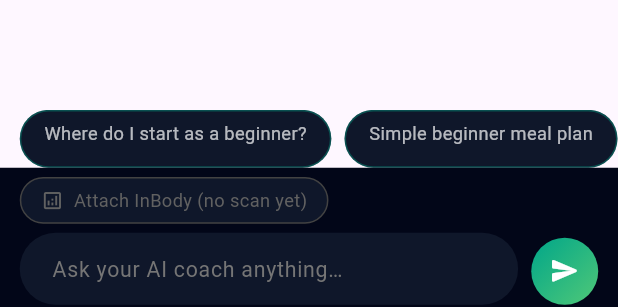
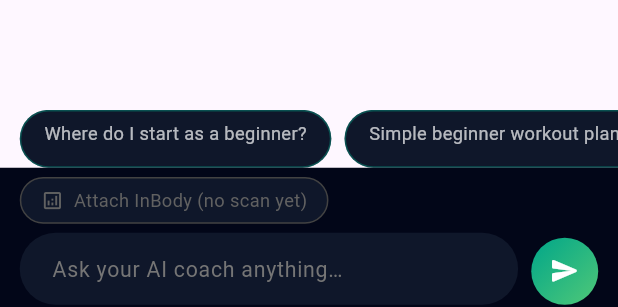
Before and after one commit to DeveloperAbdelhady1810/fitquad, a Flutter app: the AiTab widget shown alone on an empty page, opened directly, after a tap on "Where do I start as a beginner?", on a phone screen of 412 x 824 dp. Shown: the part 916-1223 px from the top of the screen. Run offline on Flutter 3.47's test engine with Material 3 defaults, Android fonts, the phone set to English and light mode, and no system bars; drawn by our look-alikes of flutter_markdown; our stand-ins replace bloc, confetti, equatable, firebase_core, firebase_messaging, fl_chart and 18 more; missing offline and left inert: health, mobile_scanner; accounts and stored records are empty; network calls fail; Roboto replaces fonts that are missing (Inter).

Commit message:
Upgrade AI coach to real data-driven plan generation
GeminiService (system prompt overhaul):
- Role now explicitly: NSCA-CSCS certified trainer + ISSN sports nutritionist
- Workout plans: must specify sets×reps, rest periods, coaching cues,
  named days, split logic based on days available and InBody metrics
- Nutrition plans: must calculate TDEE from real BMR×activity multiplier,
  exact protein from lean mass (2.0–2.2g/kg), fat/carbs derived — never
  vague advice
- InBody analysis: compares to healthy reference ranges, calculates exact
  fat-to-lose, protein targets pre-computed before sending to AI
- Health data rules: flags sedentary days, poor sleep, elevated HR with
  specific protocol recommendations
- Temperature reduced 0.7→0.5 for more precise outputs
- Token limit raised 512→1024 to allow full plan tables

AiMemberContext:
- healthSnapshot field added (steps, calories burned, HR, sleep)
- buildSystemPrompt: now includes smartwatch section with flags
  (⚠ sedentary, ⚠ poor sleep, ⚠ elevated HR) for AI to act on
- Gym attendance → activity multiplier shown to AI (×1.2–×1.725)
- InBody: pre-calculates protein target and fat-to-lose before injection
- Greeting: adapts to whether InBody + smartwatch data are present
- Suggested prompts: context-aware (e.g. "Build from my InBody" if scan exists)

AiTab:
- Now reads HealthCubit state and passes HealthSnapshot into context
- AI gets today's steps, sleep, heart rate, calories burned in every prompt

Co-Authored-By: Claude Sonnet 4.6 <noreply@anthropic.com>

```diff
--- a/lib/features/member/ai/ai_tab.dart
+++ b/lib/features/member/ai/ai_tab.dart
@@ -1,5 +1,7 @@
 import 'package:flutter/material.dart';
 import 'package:flutter_bloc/flutter_bloc.dart';
+import 'package:gym_app/core/cubit/health/health_cubit.dart';
+import 'package:gym_app/core/services/health_service.dart';
 import 'package:gym_app/core/theme/app_colors.dart';
 
 import '../ai/chat_bubble.dart';
@@ -52,14 +54,17 @@ class _AiTabState extends State<AiTab> {
     } catch (_) {}
   }
 
-  AiMemberContext _buildContext(MemberCubit memberCubit) {
+  AiMemberContext _buildContext(MemberCubit memberCubit, HealthState healthState) {
     final ms = memberCubit.state;
+    HealthSnapshot? snapshot;
+    if (healthState is HealthLoaded) snapshot = healthState.snapshot;
     return AiMemberContext(
-      member: ms is MemberLoaded ? ms.member : null,
-      latestInBody: _latestInBody,
-      workoutPlan: memberCubit.workoutPlan,
-      nutritionPlan: memberCubit.nutritionPlan,
-      weekCheckIns: memberCubit.weekCheckIns,
+      member:          ms is MemberLoaded ? ms.member : null,
+      latestInBody:    _latestInBody,
+      workoutPlan:     memberCubit.workoutPlan,
+      nutritionPlan:   memberCubit.nutritionPlan,
+      weekCheckIns:    memberCubit.weekCheckIns,
+      healthSnapshot:  snapshot,
     );
   }
 
@@ -84,10 +89,11 @@ class _AiTabState extends State<AiTab> {
 
   @override
   Widget build(BuildContext context) {
-    final memberCubit = context.watch<MemberCubit>();
-    final aiContext = _buildContext(memberCubit);
+    final memberCubit  = context.watch<MemberCubit>();
+    final healthState  = context.watch<HealthCubit>().state;
+    final aiContext    = _buildContext(memberCubit, healthState);
 
-    // Update cubit context every build (member may have just loaded)
+    // Update cubit context every build (member / health data may have just loaded)
     _cubit.updateContext(aiContext);
 
     return BlocProvider.value(
--- a/lib/features/member/ai/models/ai_member_context.dart
+++ b/lib/features/member/ai/models/ai_member_context.dart
@@ -1,4 +1,5 @@
 import 'package:gym_app/core/enums/member_type.dart';
+import 'package:gym_app/core/services/health_service.dart';
 import 'package:gym_app/features/member/data/models/member_model.dart';
 import 'package:gym_app/features/member/inbody/models/inbody_model.dart';
 import 'package:intl/intl.dart';
@@ -9,6 +10,7 @@ class AiMemberContext {
   final Map<String, dynamic>? workoutPlan;
   final Map<String, dynamic>? nutritionPlan;
   final List<double> weekCheckIns;
+  final HealthSnapshot? healthSnapshot; // today's smartwatch / Apple Health data
 
   const AiMemberContext({
     this.member,
@@ -16,142 +18,213 @@ class AiMemberContext {
     this.workoutPlan,
     this.nutritionPlan,
     this.weekCheckIns = const [],
+    this.healthSnapshot,
   });
 
   bool get hasInBody => latestInBody != null;
+  bool get hasHealth  => healthSnapshot != null &&
+      (healthSnapshot!.steps > 0 || healthSnapshot!.sleepHrs > 0 ||
+       healthSnapshot!.caloriesBurned > 0);
 
-  /// Builds the context prefix injected into every AI message.
+  // ── System prompt injected before every message ───────────────────────────
+
   String buildSystemPrompt({bool includeInBody = false}) {
     final buf = StringBuffer();
-    buf.writeln('[FITQUAD_MEMBER_CONTEXT — use this to personalise your response]');
+    buf.writeln('[FITQUAD_MEMBER_CONTEXT — use ALL of this data to personalise your response]');
 
+    // ── Member basics ────────────────────────────────────────────────────────
     if (member != null) {
       final m = member!;
-      if (m.name != null) buf.writeln('Member name: ${m.name}');
-      buf.writeln('Fitness goal: ${_goalLabel(m.type)}');
-      if (m.weight != null) buf.writeln('Current weight: ${m.weight!.toStringAsFixed(1)} kg');
-      if (m.age != null) buf.writeln('Age: ${m.age!.toInt()} years');
-      buf.writeln(
-          'Streak: ${m.streakDays} days  |  Level: ${m.level}  |  XP: ${m.xpPoints} pts');
+      buf.writeln('## Member Profile');
+      if (m.name  != null) buf.writeln('Name:          ${m.name}');
+      buf.writeln('Fitness goal:  ${_goalLabel(m.type)}');
+      if (m.weight != null) buf.writeln('Body weight:   ${m.weight!.toStringAsFixed(1)} kg');
+      if (m.age    != null) buf.writeln('Age:           ${m.age!.toInt()} yrs');
+      buf.writeln('Level:         ${m.level}  |  Streak: ${m.streakDays} days  |  XP: ${m.xpPoints}');
+      if (m.sleepHrs != null && m.sleepHrs! > 0) {
+        buf.writeln('Logged sleep:  ${m.sleepHrs!.toStringAsFixed(1)} hrs/night');
+      }
+      if (m.waterL  != null && m.waterL! > 0) {
+        buf.writeln('Logged water:  ${m.waterL!.toStringAsFixed(1)} L/day');
+      }
     }
 
+    // ── Gym attendance ────────────────────────────────────────────────────────
     if (weekCheckIns.isNotEmpty) {
-      const days = ['Mon', 'Tue', 'Wed', 'Thu', 'Fri', 'Sat', 'Sun'];
-      final summary = List.generate(
-        weekCheckIns.length.clamp(0, 7),
-        (i) => '${days[i]}${weekCheckIns[i] > 0 ? "✓" : "✗"}',
-      ).join('  ');
-      buf.writeln('This week\'s gym check-ins: $summary');
+      const days  = ['Mon','Tue','Wed','Thu','Fri','Sat','Sun'];
+      final total = weekCheckIns.where((v) => v > 0).length;
+      final row   = List.generate(weekCheckIns.length.clamp(0, 7),
+          (i) => '${days[i]}:${weekCheckIns[i] > 0 ? "✓" : "✗"}').join('  ');
+      buf.writeln('## Gym Attendance This Week ($total/7 days)');
+      buf.writeln(row);
+      // Derive activity multiplier
+      final multiplier = total >= 5 ? 1.725 : total >= 3 ? 1.55 : total >= 1 ? 1.375 : 1.2;
+      buf.writeln('Activity multiplier for TDEE: ×$multiplier');
     }
 
-    if (workoutPlan != null) {
-      final name = workoutPlan!['name'] as String? ?? 'Active Workout Plan';
-      buf.writeln('Workout plan: $name (active)');
+    // ── Smartwatch / Apple Health data ─────────────────────────────────────
+    if (hasHealth) {
+      final h = healthSnapshot!;
+      buf.writeln('## Smartwatch / Health Data (today)');
+      if (h.steps         > 0) buf.writeln('Steps:             ${_n(h.steps)}/day');
+      if (h.caloriesBurned > 0) buf.writeln('Calories burned:   ${h.caloriesBurned} kcal');
+      if (h.heartRateBpm  > 0) buf.writeln('Avg heart rate:    ${h.heartRateBpm} bpm');
+      if (h.sleepHrs      > 0) buf.writeln('Sleep last night:  ${h.sleepHrs.toStringAsFixed(1)} hrs');
+
+      // Flags the AI should act on
+      if (h.steps < 5000)       buf.writeln('⚠ Very sedentary day — include NEAT activities in plan');
+      if (h.sleepHrs > 0 && h.sleepHrs < 6) buf.writeln('⚠ Poor sleep — recovery is impaired; reduce intensity today');
+      if (h.heartRateBpm > 80)  buf.writeln('⚠ Elevated resting HR — add Zone 2 cardio to programme');
     }
 
+    // ── Active plans ─────────────────────────────────────────────────────────
+    if (workoutPlan != null) {
+      final title = workoutPlan!['title'] as String? ?? 'Active Workout Plan';
+      final days  = (workoutPlan!['days'] as List?)?.length ?? 0;
+      buf.writeln('## Current Workout Plan');
+      buf.writeln('Title: $title  ($days training days/week)');
+    }
     if (nutritionPlan != null) {
-      final kcal =
-          nutritionPlan!['daily_calories'] ?? nutritionPlan!['calories'];
-      buf.writeln(
-          'Nutrition plan: ${kcal != null ? "$kcal kcal / day" : "active"}');
+      final kcal    = nutritionPlan!['daily_calories'];
+      final protein = nutritionPlan!['protein_g'];
+      final carbs   = nutritionPlan!['carbs_g'];
+      final fat     = nutritionPlan!['fat_g'];
+      buf.writeln('## Current Nutrition Plan');
+      if (kcal != null) buf.write('Calories: ${kcal} kcal');
+      if (protein != null) buf.write('  Protein: ${protein}g');
+      if (carbs   != null) buf.write('  Carbs: ${carbs}g');
+      if (fat     != null) buf.write('  Fat: ${fat}g');
+      buf.writeln();
     }
 
+    // ── InBody scan (only when explicitly attached) ──────────────────────────
     if (includeInBody && latestInBody != null) {
-      final ib = latestInBody!;
-      final date = ib.recordedAt != null
-          ? DateFormat('d MMM yyyy').format(ib.recordedAt!)
-          : 'recent';
-      buf.write('InBody scan ($date):');
-      if (ib.weight != null) { buf.write(' Weight ${ib.weight!.toStringAsFixed(1)} kg'); }
-      if (ib.bmi != null) { buf.write(' · BMI ${ib.bmi!.toStringAsFixed(1)}'); }
-      if (ib.bodyFatPct != null) { buf.write(' · Body Fat ${ib.bodyFatPct!.toStringAsFixed(1)} %'); }
-      if (ib.muscleMass != null) { buf.write(' · Muscle Mass ${ib.muscleMass!.toStringAsFixed(1)} kg'); }
-      if (ib.fatMass != null) { buf.write(' · Fat Mass ${ib.fatMass!.toStringAsFixed(1)} kg'); }
-      if (ib.visceralFat != null) { buf.write(' · Visceral Fat ${ib.visceralFat!.toStringAsFixed(0)}'); }
-      if (ib.bmr != null) { buf.write(' · BMR ${ib.bmr!.toStringAsFixed(0)} kcal'); }
-      if (ib.inbodyScore != null) { buf.write(' · InBody Score ${ib.inbodyScore!.toStringAsFixed(0)}/100'); }
-      if (ib.fatFreeMass != null) { buf.write(' · Fat-Free Mass ${ib.fatFreeMass!.toStringAsFixed(1)} kg'); }
-      if (ib.targetWeight != null) { buf.write(' · Target Weight ${ib.targetWeight!.toStringAsFixed(1)} kg'); }
-      buf.writeln();
+      final ib  = latestInBody!;
+      final dt  = ib.recordedAt != null
+          ? DateFormat('d MMM yyyy').format(ib.recordedAt!) : 'recent';
+      buf.writeln('## InBody Scan ($dt) — USE THESE FOR EXACT CALCULATIONS');
+
+      if (ib.weight      != null) buf.writeln('Weight:          ${ib.weight!.toStringAsFixed(1)} kg');
+      if (ib.bodyFatPct  != null) buf.writeln('Body Fat:        ${ib.bodyFatPct!.toStringAsFixed(1)}%  (healthy: men 10–20%, women 18–28%)');
+      if (ib.muscleMass  != null) buf.writeln('Skeletal Muscle: ${ib.muscleMass!.toStringAsFixed(1)} kg');
+      if (ib.fatFreeMass != null) buf.writeln('Fat-Free Mass:   ${ib.fatFreeMass!.toStringAsFixed(1)} kg');
+      if (ib.fatMass     != null) buf.writeln('Fat Mass:        ${ib.fatMass!.toStringAsFixed(1)} kg');
+      if (ib.bmi         != null) buf.writeln('BMI:             ${ib.bmi!.toStringAsFixed(1)}');
+      if (ib.bmr         != null) buf.writeln('BMR:             ${ib.bmr!.toStringAsFixed(0)} kcal/day  ← USE THIS as calorie floor');
+      if (ib.visceralFat != null) buf.writeln('Visceral Fat:    ${ib.visceralFat!.toStringAsFixed(0)}  (healthy: 1–9)');
+      if (ib.inbodyScore != null) buf.writeln('InBody Score:    ${ib.inbodyScore!.toStringAsFixed(0)}/100');
+
+      // Pre-calculate protein target for AI
+      final leanMass = ib.fatFreeMass ?? ib.muscleMass;
+      if (leanMass != null) {
+        buf.writeln('→ Protein target: ${(leanMass * 2.0).toStringAsFixed(0)}–${(leanMass * 2.2).toStringAsFixed(0)} g/day  (2.0–2.2g per kg lean mass)');
+      }
+      // Pre-calculate fat loss target
+      if (ib.bodyFatPct != null && ib.weight != null) {
+        final member = this.member;
+        final targetBf = (member?.type == MemberType.loss || member?.type == MemberType.fit) ? 15.0 : 20.0;
+        if (ib.bodyFatPct! > targetBf) {
+          final currentFat = ib.fatMass ?? (ib.weight! * ib.bodyFatPct! / 100);
+          final targetFat  = ib.weight! * targetBf / 100;
+          final tolose     = currentFat - targetFat;
+          buf.writeln('→ Fat to lose to reach ${targetBf.toStringAsFixed(0)}% BF: ~${tolose.toStringAsFixed(1)} kg');
+        }
+      }
     }
 
     buf.writeln('[/FITQUAD_MEMBER_CONTEXT]');
     return buf.toString();
   }
 
-  static String _goalLabel(MemberType? type) {
-    switch (type) {
-      case MemberType.loss:
-        return 'Weight Loss & Fat Burning';
-      case MemberType.fit:
-        return 'Muscle Building & General Fitness';
-      case MemberType.low:
-        return 'Low Activity & Gentle Exercise';
-      default:
-        return 'General Fitness (getting started)';
-    }
+  // ── Helpers ───────────────────────────────────────────────────────────────
+
+  static String _n(int n) => n >= 1000 ? '${(n / 1000).toStringAsFixed(1)}k' : '$n';
+
+  static String _goalLabel(MemberType? type) => switch (type) {
+    MemberType.loss => 'Weight Loss & Fat Burning',
+    MemberType.fit  => 'Muscle Building & General Fitness',
+    MemberType.low  => 'Low Activity & Gentle Exercise',
+    _               => 'General Fitness (beginner)',
+  };
+
+  // ── Greeting ──────────────────────────────────────────────────────────────
+
+  String greetingMessage() {
+    final firstName = member?.name?.split(' ').first ?? 'there';
+    final dataHint  = hasInBody
+        ? '**Your InBody scan is loaded** — I can calculate your exact calorie targets and protein needs.'
+        : '💡 Tap **Attach InBody** to share your body-composition scan for precise, data-driven plans.';
+    final watchHint = hasHealth
+        ? '**Your smartwatch data is connected** (${_n(healthSnapshot!.steps)} steps today, ${healthSnapshot!.sleepHrs.toStringAsFixed(1)}h sleep).'
+        : '';
+
+    return switch (member?.type) {
+      MemberType.loss => '''Hi $firstName! 👋 I\'m your **FitQuad AI Coach**.
+
+Your goal is **Weight Loss & Fat Burning**. Here\'s what I can do right now:
+- Build a calorie-deficit nutrition plan with exact macros
+- Design a fat-burning workout split (compound lifts + metabolic finishers)
+- Analyse your InBody scan and tell you exactly how much fat to lose
+
+$dataHint ${watchHint.isNotEmpty ? '\n$watchHint' : ''}
+
+What would you like to work on?''',
+      MemberType.fit => '''Hi $firstName! 👋 I\'m your **FitQuad AI Coach**.
+
+Your goal is **Muscle Building**. I can:
+- Calculate your exact protein target and calorie surplus
+- Design a hypertrophy training split with progressive overload
+- Analyse your muscle-to-fat ratio from InBody
+
+$dataHint ${watchHint.isNotEmpty ? '\n$watchHint' : ''}
+
+What would you like to work on?''',
+      MemberType.low => '''Hi $firstName! 👋 I\'m your **FitQuad AI Coach**.
+
+You\'re on a **gentle activity programme**. I\'ll keep everything sustainable:
+- Low-impact workouts that build habits without burnout
+- Anti-inflammatory, energy-boosting meal plans
+- Recovery and sleep optimisation
+
+$dataHint ${watchHint.isNotEmpty ? '\n$watchHint' : ''}
+
+How can I help you today? 🌱''',
+      _ => '''Hi $firstName! 👋 I\'m your **FitQuad AI Coach**.
+
+Tell me your goals and I\'ll build a complete, data-driven plan — not generic advice, but specific numbers calculated for **your** body.
+
+$dataHint ${watchHint.isNotEmpty ? '\n$watchHint' : ''}
+
+What would you like to start with? 💪''',
+    };
   }
 
-  /// Personalised opening message based on goal.
-  String greetingMessage() {
-    final firstName = member?.name?.split(' ').first ?? 'there';
-    switch (member?.type) {
-      case MemberType.loss:
-        return "Hi $firstName! 👋 I'm your **FitQuad AI Coach**, powered by Gemini.\n\n"
-            "I can see your goal is **Weight Loss & Fat Burning** — let's make it happen! "
-            "I have access to your activity streak, workout plan, and nutrition data.\n\n"
-            "💡 Tap **Attach InBody** below to include your body-composition scan so I can give you data-driven, personalised advice.\n\n"
-            "What would you like to work on today?";
-      case MemberType.fit:
-        return "Hi $firstName! 👋 I'm your **FitQuad AI Coach**, powered by Gemini.\n\n"
-            "Your goal is **Muscle Building & Fitness** — let's get to work! I can build optimised training splits, calculate your exact protein targets, and analyse your progress.\n\n"
-            "💡 Tap **Attach InBody** below to share your body-composition data for hyper-personalised recommendations.\n\n"
-            "What would you like to work on today?";
-      case MemberType.low:
-        return "Hi $firstName! 👋 I'm your **FitQuad AI Coach**, powered by Gemini.\n\n"
-            "I see you're on a **low-activity program** — every step counts! I'll keep recommendations gentle, sustainable, and easy to follow.\n\n"
-            "💡 Tap **Attach InBody** below to include your health data for personalised guidance.\n\n"
-            "What would you like to work on today? 🌱";
-      default:
-        return "Hi $firstName! 👋 I'm your **FitQuad AI Coach**, powered by Gemini.\n\n"
-            "I'm here to build personalised workouts, nutrition plans, and help you track your progress. "
-            "Tell me your goals and I'll create a plan tailored to you.\n\n"
-            "💡 Tap **Attach InBody** to share your body-composition data for smarter advice.\n\n"
-            "What would you like to work on today? 💪";
-    }
-  }
+  // ── Suggested prompts ─────────────────────────────────────────────────────
 
-  /// Goal-driven suggested prompts shown as chips.
-  List<String> get suggestedPrompts {
-    switch (member?.type) {
-      case MemberType.loss:
-        return [
-          'Build me a fat-loss meal plan',
-          'How much protein do I need?',
-          'Best cardio for fat burn',
-          'Review my InBody results',
-        ];
-      case MemberType.fit:
-        return [
-          'Create a muscle-building split',
-          'Optimal protein & calorie intake',
-          'Best hypertrophy exercises',
-          'Review my InBody results',
-        ];
-      case MemberType.low:
-        return [
-          'Gentle workout routine for me',
-          'Low-calorie meal ideas',
-          'How to improve my mobility',
-          'Review my InBody results',
-        ];
-      default:
-        return [
-          'Where do I start as a beginner?',
-          'Simple beginner meal plan',
-          'Best first exercises for me',
-          'Help me set my fitness goals',
-        ];
-    }
-  }
+  List<String> get suggestedPrompts => switch (member?.type) {
+    MemberType.loss => [
+      hasInBody ? 'Build my fat-loss plan from my InBody' : 'Build me a fat-loss plan',
+      'How many calories should I eat?',
+      hasHealth  ? 'Analyse my smartwatch data' : 'Best cardio for fat burn',
+      'What exercises burn the most fat?',
+    ],
+    MemberType.fit => [
+      hasInBody ? 'Build my muscle-gain plan from my InBody' : 'Build a muscle-building split',
+      hasInBody ? 'Calculate my exact protein target' : 'How much protein do I need?',
+      hasHealth  ? 'Analyse my recovery data' : 'Best hypertrophy exercises',
+      'Progressive overload plan for me',
+    ],
+    MemberType.low => [
+      'Gentle weekly workout for me',
+      'Anti-inflammatory meal plan',
+      hasHealth ? 'Analyse my activity level' : 'How to move more daily',
+      'Improve my sleep & recovery',
+    ],
+    _ => [
+      'Where do I start as a beginner?',
+      hasInBody ? 'Read my InBody results' : 'Simple beginner workout plan',
+      'Easy meal plan for my goal',
+      'Help me set fitness targets',
+    ],
+  };
 }
```
Also changed, not shown: lib/core/services/gemini_service.dart (+105 -36 lines).
